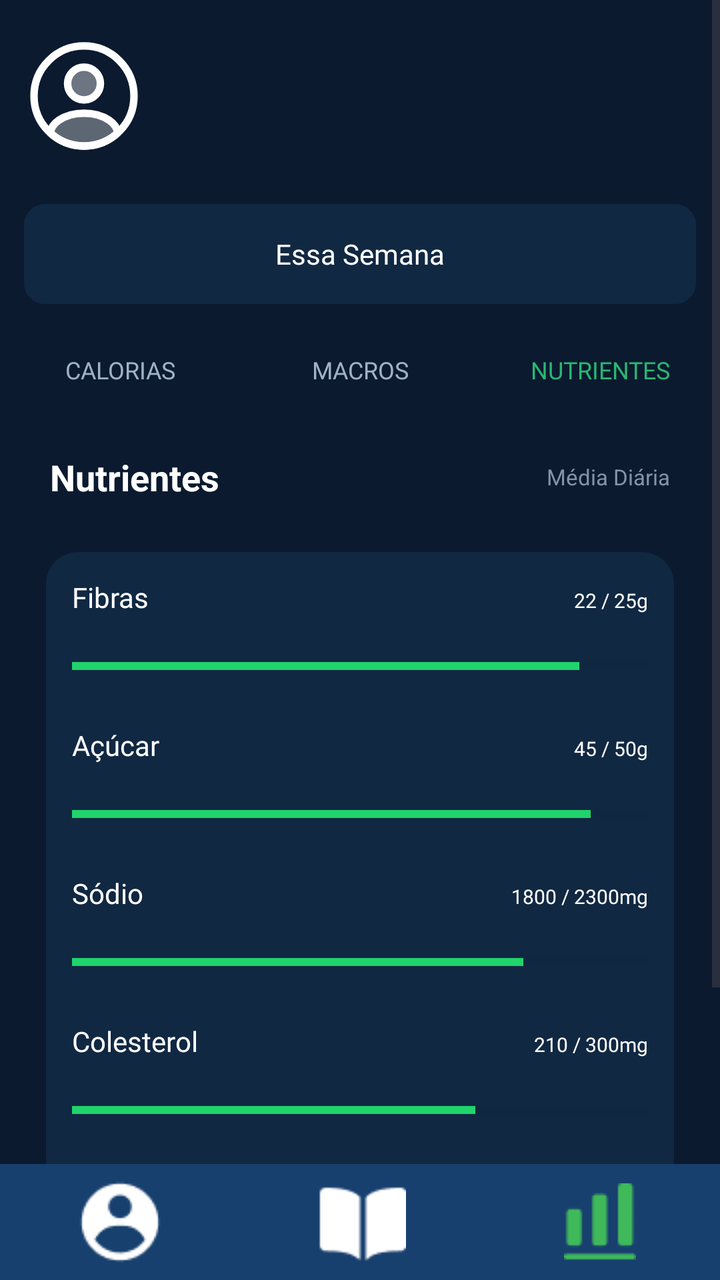
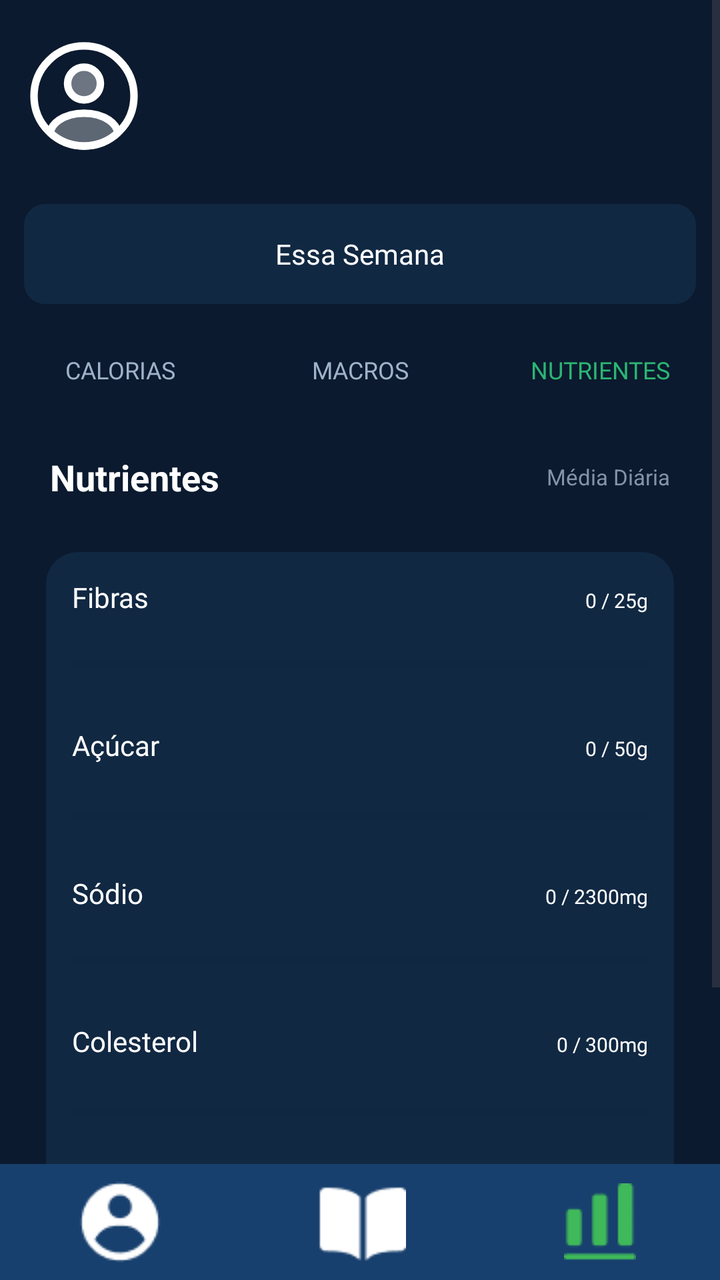

Before-and-after screenshots of an Android layout around one commit, followed by the original layout XML and the change that was made.
<!-- AndroidManifest.xml: application theme Theme.VITA -->
<!-- res/layout/fragment_nutri.xml -->
<?xml version="1.0" encoding="utf-8"?>
<RelativeLayout
    xmlns:android="http://schemas.android.com/apk/res/android"
    xmlns:app="http://schemas.android.com/apk/res-auto"
    android:layout_width="match_parent"
    android:layout_height="match_parent"
    android:background="@color/blue3">

    
    <ScrollView
        android:layout_width="match_parent"
        android:layout_height="match_parent"
        android:layout_above="@+id/barraInferior">

        
        <androidx.constraintlayout.widget.ConstraintLayout
            android:layout_width="match_parent"
            android:layout_height="wrap_content"
            android:paddingBottom="24dp">

            <ImageView
                android:id="@+id/imgPerfil"
                android:layout_width="60dp"
                android:layout_height="60dp"
                android:layout_marginStart="12dp"
                android:layout_marginTop="18dp"
                android:contentDescription="Perfil"
                android:scaleType="centerInside"
                android:src="@drawable/profile2"
                app:layout_constraintStart_toStartOf="parent"
                app:layout_constraintTop_toTopOf="parent" />

            <TextView
                android:id="@+id/txtSemana"
                android:layout_width="0dp"
                android:layout_height="50dp"
                android:layout_marginStart="12dp"
                android:layout_marginTop="24dp"
                android:layout_marginEnd="12dp"
                android:background="@drawable/rounded_corner4"
                android:backgroundTint="@color/blue4"
                android:fontFamily="@font/inter24_medium"
                android:gravity="center"
                android:text="Essa Semana"
                android:textColor="#FFFFFF"
                android:textSize="14sp"
                app:layout_constraintEnd_toEndOf="parent"
                app:layout_constraintStart_toStartOf="parent"
                app:layout_constraintTop_toBottomOf="@id/imgPerfil" />

            <LinearLayout
                android:id="@+id/menuNutri"
                android:layout_width="0dp"
                android:layout_height="42dp"
                android:layout_marginTop="12dp"
                android:gravity="center"
                android:orientation="horizontal"
                app:layout_constraintEnd_toEndOf="parent"
                app:layout_constraintStart_toStartOf="parent"
                app:layout_constraintTop_toBottomOf="@id/txtSemana">

                <TextView
                    android:layout_width="0dp"
                    android:layout_height="match_parent"
                    android:layout_weight="1"
                    android:fontFamily="@font/inter24_semibold"
                    android:gravity="center"
                    android:text="CALORIAS"
                    android:textColor="@color/grey2"
                    android:textSize="12sp" />

                <TextView
                    android:layout_width="0dp"
                    android:layout_height="match_parent"
                    android:layout_weight="1"
                    android:fontFamily="@font/inter24_semibold"
                    android:gravity="center"
                    android:text="MACROS"
                    android:textColor="@color/grey2"
                    android:textSize="12sp" />

                <TextView
                    android:layout_width="0dp"
                    android:layout_height="match_parent"
                    android:layout_weight="1"
                    android:fontFamily="@font/inter24_semibold"
                    android:gravity="center"
                    android:text="NUTRIENTES"
                    android:textColor="@color/green2"
                    android:textSize="12sp" />

            </LinearLayout>

            <LinearLayout
                android:id="@+id/txtNutri"
                android:layout_width="match_parent"
                android:layout_height="45dp"
                android:layout_marginTop="10dp"
                android:gravity="center_vertical"
                android:paddingStart="25dp"
                android:paddingEnd="25dp"
                app:layout_constraintTop_toBottomOf="@+id/menuNutri">

                <TextView
                    android:layout_width="0dp"
                    android:layout_height="wrap_content"
                    android:layout_weight="1"
                    android:text="Nutrientes"
                    android:textColor="@android:color/white"
                    android:textSize="18sp"
                    android:textStyle="bold" />

                <TextView
                    android:layout_width="wrap_content"
                    android:layout_height="wrap_content"
                    android:text="Média Diária"
                    android:textColor="#8493A5"
                    android:textSize="11sp" />

            </LinearLayout>

            
            <LinearLayout
                android:layout_width="match_parent"
                android:layout_height="wrap_content"
                android:layout_marginStart="23dp"
                android:layout_marginTop="15dp"
                android:layout_marginEnd="23dp"
                android:background="@drawable/rounded_corner3"
                android:orientation="vertical"
                android:padding="13dp"
                app:layout_constraintTop_toBottomOf="@id/txtNutri">

                
                <LinearLayout
                    android:layout_width="match_parent"
                    android:layout_height="wrap_content"
                    android:orientation="horizontal">

                    <TextView
                        android:layout_width="0dp"
                        android:layout_height="wrap_content"
                        android:layout_weight="1"
                        android:fontFamily="@font/inter24_medium"
                        android:text="Fibras"
                        android:textColor="@android:color/white"
                        android:textSize="14sp" />

                    <TextView
                        android:layout_width="wrap_content"
                        android:layout_height="wrap_content"
                        android:fontFamily="@font/inter24_medium"
                        android:text="22 / 25g"
                        android:textColor="@android:color/white"
                        android:textSize="10sp" />

                </LinearLayout>

                <ProgressBar
                    style="?android:attr/progressBarStyleHorizontal"
                    android:layout_width="match_parent"
                    android:layout_height="40dp"
                    android:layout_marginTop="5dp"
                    android:max="25"
                    android:progress="22"
                    android:progressBackgroundTint="#08243A"
                    android:progressTint="#20D36B" />

                
                <LinearLayout
                    android:layout_width="match_parent"
                    android:layout_height="wrap_content"
                    android:layout_marginTop="10dp"
                    android:orientation="horizontal">

                    <TextView
                        android:layout_width="0dp"
                        android:layout_height="wrap_content"
                        android:layout_weight="1"
                        android:fontFamily="@font/inter24_medium"
                        android:text="Açúcar"
                        android:textColor="@android:color/white"
                        android:textSize="14sp" />

                    <TextView
                        android:layout_width="wrap_content"
                        android:layout_height="wrap_content"
                        android:fontFamily="@font/inter24_medium"
                        android:text="45 / 50g"
                        android:textColor="@android:color/white"
                        android:textSize="10sp" />

                </LinearLayout>

                <ProgressBar
                    style="?android:attr/progressBarStyleHorizontal"
                    android:layout_width="match_parent"
                    android:layout_height="40dp"
                    android:layout_marginTop="5dp"
                    android:max="50"
                    android:progress="45"
                    android:progressBackgroundTint="#08243A"
                    android:progressTint="#20D36B" />

                
                <LinearLayout
                    android:layout_width="match_parent"
                    android:layout_height="wrap_content"
                    android:layout_marginTop="10dp"
                    android:orientation="horizontal">

                    <TextView
                        android:layout_width="0dp"
                        android:layout_height="wrap_content"
                        android:layout_weight="1"
                        android:fontFamily="@font/inter24_medium"
                        android:text="Sódio"
                        android:textColor="@android:color/white"
                        android:textSize="14sp" />

                    <TextView
                        android:layout_width="wrap_content"
                        android:layout_height="wrap_content"
                        android:fontFamily="@font/inter24_medium"
                        android:text="1800 / 2300mg"
                        android:textColor="@android:color/white"
                        android:textSize="10sp" />

                </LinearLayout>

                <ProgressBar
                    style="?android:attr/progressBarStyleHorizontal"
                    android:layout_width="match_parent"
                    android:layout_height="40dp"
                    android:layout_marginTop="5dp"
                    android:max="2300"
                    android:progress="1800"
                    android:progressBackgroundTint="#08243A"
                    android:progressTint="#20D36B" />

                
                <LinearLayout
                    android:layout_width="match_parent"
                    android:layout_height="wrap_content"
                    android:layout_marginTop="10dp"
                    android:orientation="horizontal">

                    <TextView
                        android:layout_width="0dp"
                        android:layout_height="wrap_content"
                        android:layout_weight="1"
                        android:fontFamily="@font/inter24_medium"
                        android:text="Colesterol"
                        android:textColor="@android:color/white"
                        android:textSize="14sp" />

                    <TextView
                        android:layout_width="wrap_content"
                        android:layout_height="wrap_content"
                        android:fontFamily="@font/inter24_medium"
                        android:text="210 / 300mg"
                        android:textColor="@android:color/white"
                        android:textSize="10sp" />

                </LinearLayout>

                <ProgressBar
                    style="?android:attr/progressBarStyleHorizontal"
                    android:layout_width="match_parent"
                    android:layout_height="40dp"
                    android:layout_marginTop="5dp"
                    android:max="300"
                    android:progress="210"
                    android:progressBackgroundTint="#08243A"
                    android:progressTint="#20D36B" />

                
                <LinearLayout
                    android:layout_width="match_parent"
                    android:layout_height="wrap_content"
                    android:layout_marginTop="10dp"
                    android:orientation="horizontal">

                    <TextView
                        android:layout_width="0dp"
                        android:layout_height="wrap_content"
                        android:layout_weight="1"
                        android:fontFamily="@font/inter24_medium"
                        android:text="Gorduras Saturadas"
                        android:textColor="@android:color/white"
                        android:textSize="14sp" />

                    <TextView
                        android:layout_width="wrap_content"
                        android:layout_height="wrap_content"
                        android:fontFamily="@font/inter24_medium"
                        android:text="18 / 20g"
                        android:textColor="@android:color/white"
                        android:textSize="10sp" />

                </LinearLayout>

                <ProgressBar
                    style="?android:attr/progressBarStyleHorizontal"
                    android:layout_width="match_parent"
                    android:layout_height="40dp"
                    android:layout_marginTop="5dp"
                    android:max="20"
                    android:progress="18"
                    android:progressBackgroundTint="#08243A"
                    android:progressTint="#20D36B" />

            </LinearLayout>

        </androidx.constraintlayout.widget.ConstraintLayout>

    </ScrollView>

    
    <LinearLayout
        android:id="@+id/barraInferior"
        android:layout_width="match_parent"
        android:layout_height="58dp"
        android:layout_alignParentBottom="true"
        android:background="@color/blue2"
        android:gravity="center"
        android:orientation="horizontal">

        <ImageView
            android:id="@+id/btnUsuario"
            android:layout_width="0dp"
            android:layout_height="60dp"
            android:layout_weight="1"
            android:contentDescription="Perfil"
            android:padding="7dp"
            android:scaleType="centerInside"
            android:src="@drawable/icuser" />

        <ImageView
            android:id="@+id/btnLivro"
            android:layout_width="0dp"
            android:layout_height="60dp"
            android:layout_weight="1"
            android:contentDescription="Diário"
            android:padding="7dp"
            android:scaleType="centerInside"
            android:src="@drawable/iclivro" />

        <ImageView
            android:id="@+id/btnEscala"
            android:layout_width="0dp"
            android:layout_height="60dp"
            android:layout_weight="1"
            android:contentDescription="Calorias"
            android:padding="7dp"
            android:scaleType="centerInside"
            android:src="@drawable/icescala" />

    </LinearLayout>

</RelativeLayout>
<!-- resources referenced by this layout -->
<resources>
  <color name="blue2">#18406E</color>
  <color name="blue3">#0B1A2E</color>
  <color name="blue4">#112842</color>
  <color name="green2">#2BB673</color>
  <color name="grey2">#9FB3C8</color>
  <!-- drawable icescala: png bitmap (drawable, 512 bytes) -->
  <!-- drawable iclivro: png bitmap (drawable, 485 bytes) -->
  <!-- drawable icuser: png bitmap (drawable, 750 bytes) -->
  <!-- drawable profile2 (drawable) -->
  <vector xmlns:android="http://schemas.android.com/apk/res/android" android:height="120dp" android:viewportHeight="24" android:viewportWidth="24" android:width="120dp">
  
      <path android:fillAlpha="0.4" android:fillColor="@color/white" android:pathData="M12.121,12.78C12.051,12.77 11.961,12.77 11.881,12.78C10.121,12.72 8.721,11.28 8.721,9.51C8.721,7.7 10.181,6.23 12.001,6.23C13.811,6.23 15.281,7.7 15.281,9.51C15.271,11.28 13.881,12.72 12.121,12.78Z" android:strokeColor="@color/white" android:strokeLineCap="round" android:strokeLineJoin="round" android:strokeWidth="1.5"/>
  
      <path android:fillAlpha="0.34" android:fillColor="@color/white" android:pathData="M18.74,19.38C16.96,21.01 14.6,22 12,22C9.4,22 7.04,21.01 5.26,19.38C5.36,18.44 5.96,17.52 7.03,16.8C9.77,14.98 14.25,14.98 16.97,16.8C18.04,17.52 18.64,18.44 18.74,19.38Z" android:strokeColor="@color/white" android:strokeLineCap="round" android:strokeLineJoin="round" android:strokeWidth="1.5"/>
  
      <path android:fillColor="#00000000" android:pathData="M12,22C17.523,22 22,17.523 22,12C22,6.477 17.523,2 12,2C6.477,2 2,6.477 2,12C2,17.523 6.477,22 12,22Z" android:strokeColor="@color/white" android:strokeLineCap="round" android:strokeLineJoin="round" android:strokeWidth="1.5"/>
  
  </vector>
  <!-- drawable rounded_corner3 (drawable) -->
  <?xml version="1.0" encoding="utf-8"?>
  <shape xmlns:android="http://schemas.android.com/apk/res/android"
      android:shape="rectangle">
      <corners android:radius="16dp"/>
      <solid android:color="@color/blue4"/>
  </shape>
  <!-- drawable rounded_corner4 (drawable) -->
  <?xml version="1.0" encoding="utf-8"?>
  <shape xmlns:android="http://schemas.android.com/apk/res/android"
      android:shape="rectangle">
      <corners android:radius="10dp"/>
      <stroke android:width="1dp" android:color="@color/grey"/>
  </shape>
  <style name="Theme.VITA" parent="Base.Theme.VITA" />
  <color name="white">#FFFFFFFF</color>
  <color name="grey">#798797</color>
  <style name="Base.Theme.VITA" parent="Theme.Material3.DayNight.NoActionBar">
          
          
      </style>
</resources>

<!-- the commit's change to res/layout/fragment_nutri.xml (unified diff, before → after) -->
@@ -6,13 +6,11 @@
     android:layout_height="match_parent"
     android:background="@color/blue3">
 
-    
     <ScrollView
         android:layout_width="match_parent"
         android:layout_height="match_parent"
         android:layout_above="@+id/barraInferior">
 
-        
         <androidx.constraintlayout.widget.ConstraintLayout
             android:layout_width="match_parent"
             android:layout_height="wrap_content"
@@ -60,6 +58,7 @@
                 app:layout_constraintTop_toBottomOf="@id/txtSemana">
 
                 <TextView
+                    android:id="@+id/btnCalorias"
                     android:layout_width="0dp"
                     android:layout_height="match_parent"
                     android:layout_weight="1"
@@ -70,6 +69,7 @@
                     android:textSize="12sp" />
 
                 <TextView
+                    android:id="@+id/btnMacros"
                     android:layout_width="0dp"
                     android:layout_height="match_parent"
                     android:layout_weight="1"
@@ -80,6 +80,7 @@
                     android:textSize="12sp" />
 
                 <TextView
+                    android:id="@+id/btnNutrientes"
                     android:layout_width="0dp"
                     android:layout_height="match_parent"
                     android:layout_weight="1"
@@ -119,7 +120,6 @@
 
             </LinearLayout>
 
-            
             <LinearLayout
                 android:layout_width="match_parent"
                 android:layout_height="wrap_content"
@@ -147,22 +147,24 @@
                         android:textSize="14sp" />
 
                     <TextView
-                        android:layout_width="wrap_content"
-                        android:layout_height="wrap_content"
-                        android:fontFamily="@font/inter24_medium"
-                        android:text="22 / 25g"
-                        android:textColor="@android:color/white"
-                        android:textSize="10sp" />
-
-                </LinearLayout>
-
-                <ProgressBar
+                        android:id="@+id/txtValFibras"
+                        android:layout_width="wrap_content"
+                        android:layout_height="wrap_content"
+                        android:fontFamily="@font/inter24_medium"
+                        android:text="0 / 25g"
+                        android:textColor="@android:color/white"
+                        android:textSize="10sp" />
+
+                </LinearLayout>
+
+                <ProgressBar
+                    android:id="@+id/progressFibras"
                     style="?android:attr/progressBarStyleHorizontal"
                     android:layout_width="match_parent"
                     android:layout_height="40dp"
                     android:layout_marginTop="5dp"
                     android:max="25"
-                    android:progress="22"
+                    android:progress="0"
                     android:progressBackgroundTint="#08243A"
                     android:progressTint="#20D36B" />
 
@@ -183,22 +185,24 @@
                         android:textSize="14sp" />
 
                     <TextView
-                        android:layout_width="wrap_content"
-                        android:layout_height="wrap_content"
-                        android:fontFamily="@font/inter24_medium"
-                        android:text="45 / 50g"
-                        android:textColor="@android:color/white"
-                        android:textSize="10sp" />
-
-                </LinearLayout>
-
-                <ProgressBar
+                        android:id="@+id/txtValAcucar"
+                        android:layout_width="wrap_content"
+                        android:layout_height="wrap_content"
+                        android:fontFamily="@font/inter24_medium"
+                        android:text="0 / 50g"
+                        android:textColor="@android:color/white"
+                        android:textSize="10sp" />
+
+                </LinearLayout>
+
+                <ProgressBar
+                    android:id="@+id/progressAcucar"
                     style="?android:attr/progressBarStyleHorizontal"
                     android:layout_width="match_parent"
                     android:layout_height="40dp"
                     android:layout_marginTop="5dp"
                     android:max="50"
-                    android:progress="45"
+                    android:progress="0"
                     android:progressBackgroundTint="#08243A"
                     android:progressTint="#20D36B" />
 
@@ -219,22 +223,24 @@
                         android:textSize="14sp" />
 
                     <TextView
-                        android:layout_width="wrap_content"
-                        android:layout_height="wrap_content"
-                        android:fontFamily="@font/inter24_medium"
-                        android:text="1800 / 2300mg"
-                        android:textColor="@android:color/white"
-                        android:textSize="10sp" />
-
-                </LinearLayout>
-
-                <ProgressBar
+                        android:id="@+id/txtValSodio"
+                        android:layout_width="wrap_content"
+                        android:layout_height="wrap_content"
+                        android:fontFamily="@font/inter24_medium"
+                        android:text="0 / 2300mg"
+                        android:textColor="@android:color/white"
+                        android:textSize="10sp" />
+
+                </LinearLayout>
+
+                <ProgressBar
+                    android:id="@+id/progressSodio"
                     style="?android:attr/progressBarStyleHorizontal"
                     android:layout_width="match_parent"
                     android:layout_height="40dp"
                     android:layout_marginTop="5dp"
                     android:max="2300"
-                    android:progress="1800"
+                    android:progress="0"
                     android:progressBackgroundTint="#08243A"
                     android:progressTint="#20D36B" />
 
@@ -255,22 +261,24 @@
                         android:textSize="14sp" />
 
                     <TextView
-                        android:layout_width="wrap_content"
-                        android:layout_height="wrap_content"
-                        android:fontFamily="@font/inter24_medium"
-                        android:text="210 / 300mg"
-                        android:textColor="@android:color/white"
-                        android:textSize="10sp" />
-
-                </LinearLayout>
-
-                <ProgressBar
+                        android:id="@+id/txtValColesterol"
+                        android:layout_width="wrap_content"
+                        android:layout_height="wrap_content"
+                        android:fontFamily="@font/inter24_medium"
+                        android:text="0 / 300mg"
+                        android:textColor="@android:color/white"
+                        android:textSize="10sp" />
+
+                </LinearLayout>
+
+                <ProgressBar
+                    android:id="@+id/progressColesterol"
                     style="?android:attr/progressBarStyleHorizontal"
                     android:layout_width="match_parent"
                     android:layout_height="40dp"
                     android:layout_marginTop="5dp"
                     android:max="300"
-                    android:progress="210"
+                    android:progress="0"
                     android:progressBackgroundTint="#08243A"
                     android:progressTint="#20D36B" />
 
@@ -291,22 +299,24 @@
                         android:textSize="14sp" />
 
                     <TextView
-                        android:layout_width="wrap_content"
-                        android:layout_height="wrap_content"
-                        android:fontFamily="@font/inter24_medium"
-                        android:text="18 / 20g"
-                        android:textColor="@android:color/white"
-                        android:textSize="10sp" />
-
-                </LinearLayout>
-
-                <ProgressBar
+                        android:id="@+id/txtValGordSaturada"
+                        android:layout_width="wrap_content"
+                        android:layout_height="wrap_content"
+                        android:fontFamily="@font/inter24_medium"
+                        android:text="0 / 20g"
+                        android:textColor="@android:color/white"
+                        android:textSize="10sp" />
+
+                </LinearLayout>
+
+                <ProgressBar
+                    android:id="@+id/progressGordSaturada"
                     style="?android:attr/progressBarStyleHorizontal"
                     android:layout_width="match_parent"
                     android:layout_height="40dp"
                     android:layout_marginTop="5dp"
                     android:max="20"
-                    android:progress="18"
+                    android:progress="0"
                     android:progressBackgroundTint="#08243A"
                     android:progressTint="#20D36B" />
 
@@ -316,7 +326,6 @@
 
     </ScrollView>
 
-    
     <LinearLayout
         android:id="@+id/barraInferior"
         android:layout_width="match_parent"
